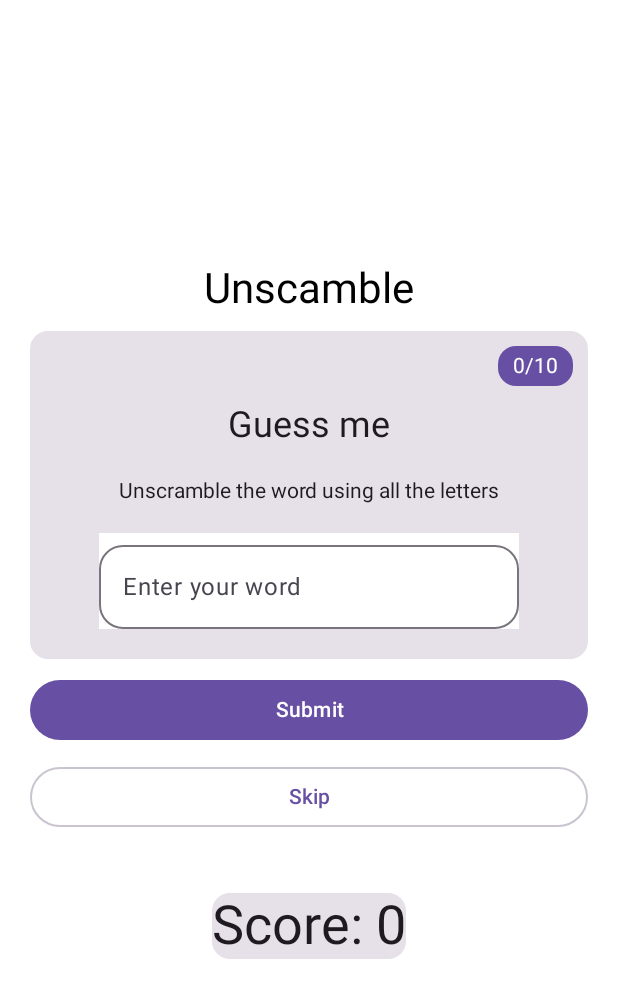
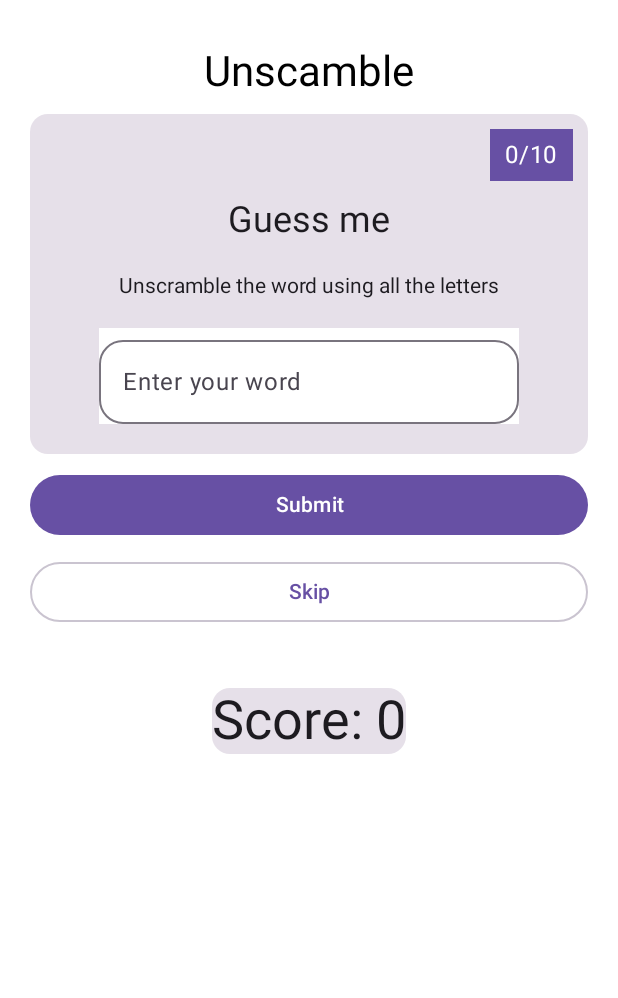
Before and after one commit to devhsb/Kotlin_Android-Development, an Android app built with Jetpack Compose: the @Preview function PrevScreen, on a phone screen of 412 x 824 dp. Shown: the top 998 px of the screen. Run offline under Robolectric (Android 15) with nearby library versions, the phone set to English and light mode, and no system bars.

Commit message:
ui improvment

```diff
--- a/11 - Unscramble App/app/src/main/java/com/hasib/unscamble/ui/GameScreen.kt
+++ b/11 - Unscramble App/app/src/main/java/com/hasib/unscamble/ui/GameScreen.kt
@@ -1,6 +1,7 @@
 package com.hasib.unscamble.ui
 
 import androidx.compose.foundation.background
+import androidx.compose.foundation.layout.Arrangement
 import androidx.compose.foundation.layout.Column
 import androidx.compose.foundation.layout.fillMaxSize
 import androidx.compose.foundation.layout.fillMaxWidth
@@ -16,11 +17,13 @@ import androidx.compose.material3.ExperimentalMaterial3Api
 import androidx.compose.material3.MaterialTheme
 import androidx.compose.material3.OutlinedButton
 import androidx.compose.material3.OutlinedTextField
+import androidx.compose.material3.Shapes
 import androidx.compose.material3.Text
 import androidx.compose.material3.TextFieldDefaults
 import androidx.compose.runtime.Composable
 import androidx.compose.ui.Alignment
 import androidx.compose.ui.Modifier
+import androidx.compose.ui.draw.clip
 import androidx.compose.ui.graphics.Color
 import androidx.compose.ui.res.dimensionResource
 import androidx.compose.ui.res.stringResource
@@ -31,11 +34,9 @@ import com.hasib.unscamble.R
 @Composable
 fun GameScreen() {
     Column(
-        modifier = Modifier
-            .fillMaxSize()
-            .wrapContentSize(Alignment.Center)
-            .padding(dimensionResource(id = R.dimen.large_dimen)),
-        horizontalAlignment = Alignment.CenterHorizontally
+        modifier = Modifier.padding(dimensionResource(id = R.dimen.large_dimen)),
+        horizontalAlignment = Alignment.CenterHorizontally,
+        verticalArrangement = Arrangement.Center
     ) {
         Text(
             text = stringResource(id = R.string.app_name),
@@ -56,29 +57,27 @@ fun GameScreen() {
 @OptIn(ExperimentalMaterial3Api::class)
 @Composable
 fun GameIO(modifier: Modifier = Modifier) {
-    Card(
-        modifier = Modifier
-            .fillMaxWidth()
-    ) {
+    Card {
         Column(
-            modifier = Modifier.padding(dimensionResource(id = R.dimen.medium_dimen)),
-            horizontalAlignment = Alignment.CenterHorizontally
+            modifier = Modifier.padding(dimensionResource(id = R.dimen.medium_dimen))
+                .fillMaxWidth(),
+            horizontalAlignment = Alignment.CenterHorizontally,
+            verticalArrangement = Arrangement.Center
         ) {
             // Score Card
-            Card(
-                colors = CardDefaults.cardColors(MaterialTheme.colorScheme.primary),
-                modifier = Modifier
-                    .fillMaxWidth()
-                    .wrapContentWidth(Alignment.End)
-            ) {
                 Text(
-                    modifier = Modifier.padding(
-                        vertical = dimensionResource(id = R.dimen.small_dimen),
-                        horizontal = dimensionResource(id = R.dimen.medium_dimen)
-                    ),
-                    text = "0/10"
+                    modifier = Modifier
+                        .background(MaterialTheme.colorScheme.primary)
+                        .clip(shape = MaterialTheme.shapes.medium)
+                        .padding(
+                            vertical = dimensionResource(id = R.dimen.small_dimen),
+                            horizontal = dimensionResource(id = R.dimen.medium_dimen)
+                        )
+                        .align(alignment = Alignment.End),
+                    text = "0/10",
+                    style = MaterialTheme.typography.bodyLarge,
+                    color = Color.White
                 )
-            }
             // Output Text
             Text(
                 modifier = Modifier.padding(vertical = dimensionResource(id = R.dimen.medium_dimen)),
@@ -100,6 +99,7 @@ fun GameIO(modifier: Modifier = Modifier) {
                 },
                 shape = MaterialTheme.shapes.large
             )
+
         }
     }
 }
```
